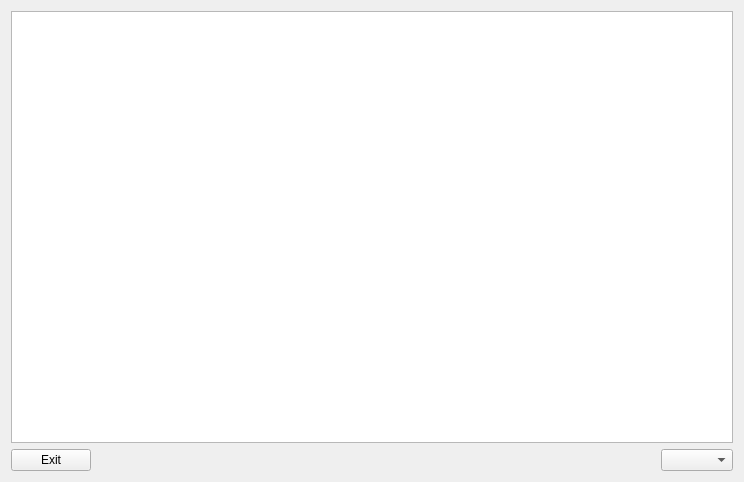
Qt form adminwidget.ui (jwannamaker/CS1D_FastFoodProject) before a commit.
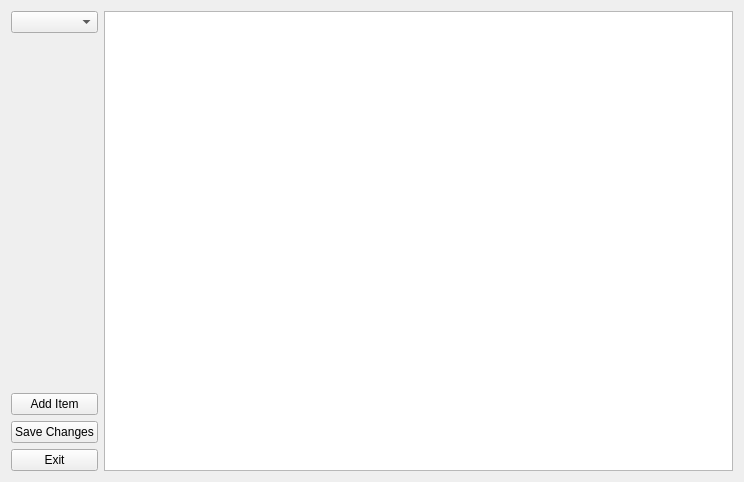
The same form after that commit.

Commit message: admin page has more buttons

What changed in the file:
```diff
--- a/adminwidget.ui
+++ b/adminwidget.ui
@@ -13,37 +13,83 @@
   <property name="windowTitle">
    <string>Form</string>
   </property>
-  <layout class="QVBoxLayout" name="verticalLayout">
+  <layout class="QHBoxLayout" name="horizontalLayout">
    <item>
-    <widget class="QTableWidget" name="tableWidget"/>
-   </item>
-   <item>
-    <layout class="QHBoxLayout" name="horizontalLayout">
+    <layout class="QVBoxLayout" name="verticalLayout">
      <item>
-      <widget class="QPushButton" name="exitButton">
-       <property name="text">
-        <string>Exit</string>
+      <widget class="QComboBox" name="comboBox_restaurant">
+       <property name="sizePolicy">
+        <sizepolicy hsizetype="Minimum" vsizetype="Fixed">
+         <horstretch>0</horstretch>
+         <verstretch>0</verstretch>
+        </sizepolicy>
+       </property>
+       <property name="minimumSize">
+        <size>
+         <width>70</width>
+         <height>0</height>
+        </size>
        </property>
       </widget>
      </item>
      <item>
-      <spacer name="horizontalSpacer">
+      <spacer name="verticalSpacer">
        <property name="orientation">
-        <enum>Qt::Horizontal</enum>
+        <enum>Qt::Vertical</enum>
        </property>
        <property name="sizeHint" stdset="0">
         <size>
-         <width>40</width>
-         <height>20</height>
+         <width>20</width>
+         <height>40</height>
         </size>
        </property>
       </spacer>
      </item>
      <item>
-      <widget class="QComboBox" name="comboBox_restaurant"/>
+      <widget class="QPushButton" name="addItemButton">
+       <property name="text">
+        <string>Add Item</string>
+       </property>
+      </widget>
+     </item>
+     <item>
+      <widget class="QPushButton" name="saveButton">
+       <property name="text">
+        <string>Save Changes</string>
+       </property>
+      </widget>
+     </item>
+     <item>
+      <widget class="QPushButton" name="exitButton">
+       <property name="text">
+        <string>Exit</string>
+       </property>
+      </widget>
      </item>
     </layout>
    </item>
+   <item>
+    <widget class="QTableWidget" name="tableWidget">
+     <property name="editTriggers">
+      <set>QAbstractItemView::DoubleClicked|QAbstractItemView::SelectedClicked</set>
+     </property>
+     <property name="tabKeyNavigation">
+      <bool>false</bool>
+     </property>
+     <property name="dragDropOverwriteMode">
+      <bool>false</bool>
+     </property>
+     <property name="selectionMode">
+      <enum>QAbstractItemView::ContiguousSelection</enum>
+     </property>
+     <property name="gridStyle">
+      <enum>Qt::NoPen</enum>
+     </property>
+     <attribute name="verticalHeaderVisible">
+      <bool>false</bool>
+     </attribute>
+    </widget>
+   </item>
   </layout>
  </widget>
  <resources/>
```
The commit also changes 27 other files.
